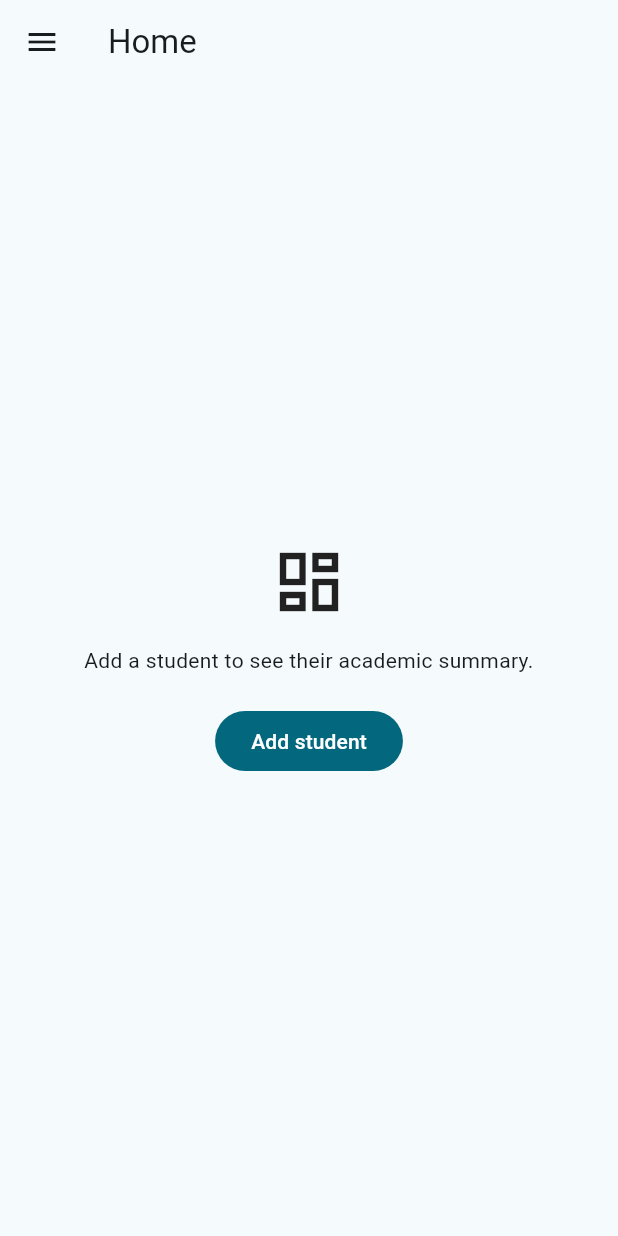
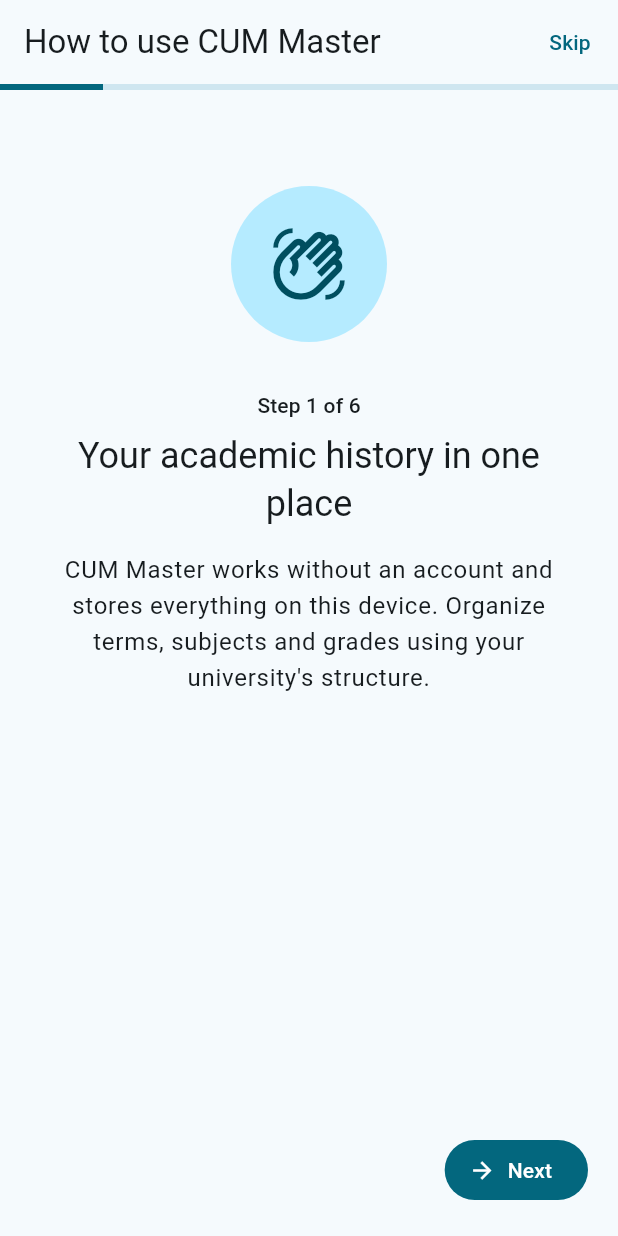
Before and after one commit to RiveraDiego/CUM_Master, a Flutter app: the screen it shows after launch, on a phone screen of 412 x 824 dp. Run offline on Flutter 3.47's test engine with Material 3 defaults, Android fonts, the phone set to English and light mode, and no system bars; our stand-ins replace flutter_riverpod, go_router, share_plus, sqflite; missing offline and left inert: file_selector; accounts and stored records are empty.

Commit message:
feat(onboarding): add guided first-run tutorial
Checklist visible en la app:
- [x] Mostrar el tutorial solo en el primer inicio
- [x] Explicar estudiantes, ciclos, notas, dashboard y copias
- [x] Permitir avanzar, retroceder y saltar en cualquier paso
- [x] Volver a abrirlo desde Ver tutorial en el menu lateral
- [x] Conservar la preferencia local y dentro de los respaldos

```diff
--- a/lib/core/router/app_router.dart
+++ b/lib/core/router/app_router.dart
@@ -4,8 +4,9 @@ import '../../features/activities/presentation/activities_page.dart';
 import '../../features/assessments/presentation/pages/assessments_page.dart';
 import '../../features/backup/presentation/backup_page.dart';
 import '../../features/cycles/presentation/cycles_page.dart';
-import '../../features/dashboard/presentation/pages/dashboard_page.dart';
 import '../../features/settings/presentation/academic_settings_page.dart';
+import '../../features/onboarding/presentation/startup_page.dart';
+import '../../features/onboarding/presentation/tutorial_page.dart';
 import '../../features/students/presentation/pages/student_form_page.dart';
 import '../../features/students/presentation/pages/students_page.dart';
 import '../../features/subjects/presentation/pages/subject_form_page.dart';
@@ -24,6 +25,7 @@ abstract final class AppRoute {
   static const activities = 'activities';
   static const backup = 'backup';
   static const settings = 'settings';
+  static const tutorial = 'tutorial';
 }
 
 final GoRouter appRouter = GoRouter(
@@ -32,7 +34,12 @@ final GoRouter appRouter = GoRouter(
     GoRoute(
       path: '/',
       name: AppRoute.dashboard,
-      builder: (context, state) => const DashboardPage(),
+      builder: (context, state) => const StartupPage(),
+    ),
+    GoRoute(
+      path: '/tutorial',
+      name: AppRoute.tutorial,
+      builder: (context, state) => const TutorialPage(firstLaunch: false),
     ),
     GoRoute(
       path: '/settings',
--- a/lib/features/backup/application/backup_providers.dart
+++ b/lib/features/backup/application/backup_providers.dart
@@ -7,6 +7,7 @@ import 'package:path_provider/path_provider.dart';
 import 'package:share_plus/share_plus.dart';
 
 import '../../../core/state/academic_data_revision.dart';
+import '../../onboarding/application/tutorial_providers.dart';
 import '../../students/application/student_providers.dart';
 import '../../settings/application/academic_settings_providers.dart';
 import '../data/sqlite_backup_repository.dart';
@@ -48,6 +49,7 @@ class BackupActions {
     final bytes = await picked.readAsBytes();
     await ref.read(backupRepositoryProvider).importJson(utf8.decode(bytes));
     ref.invalidate(academicSettingsProvider);
+    ref.invalidate(tutorialCompletedProvider);
     ref.read(academicDataRevisionProvider.notifier).bump();
     return true;
   }
--- /dev/null
+++ b/lib/features/onboarding/application/tutorial_providers.dart
@@ -0,0 +1,34 @@
+import 'package:flutter_riverpod/flutter_riverpod.dart';
+import 'package:sqflite/sqflite.dart';
+
+import '../../students/application/student_providers.dart';
+
+const _tutorialCompletedKey = 'tutorial_completed';
+
+final tutorialCompletedProvider = FutureProvider<bool>((ref) async {
+  final database = await ref.watch(studentsDatabaseProvider).database;
+  final rows = await database.query(
+    'app_preferences',
+    columns: ['value'],
+    where: 'key = ?',
+    whereArgs: [_tutorialCompletedKey],
+    limit: 1,
+  );
+  return rows.isNotEmpty && rows.single['value'] == 'true';
+});
+
+class TutorialActions {
+  const TutorialActions(this.ref);
+  final Ref ref;
+
+  Future<void> complete() async {
+    final database = await ref.read(studentsDatabaseProvider).database;
+    await database.insert('app_preferences', {
+      'key': _tutorialCompletedKey,
+      'value': 'true',
+    }, conflictAlgorithm: ConflictAlgorithm.replace);
+    ref.invalidate(tutorialCompletedProvider);
+  }
+}
+
+final tutorialActionsProvider = Provider(TutorialActions.new);
--- /dev/null
+++ b/lib/features/onboarding/presentation/startup_page.dart
@@ -0,0 +1,22 @@
+import 'package:flutter/material.dart';
+import 'package:flutter_riverpod/flutter_riverpod.dart';
+
+import '../../dashboard/presentation/pages/dashboard_page.dart';
+import '../application/tutorial_providers.dart';
+import 'tutorial_page.dart';
+
+class StartupPage extends ConsumerWidget {
+  const StartupPage({super.key});
+
+  @override
+  Widget build(BuildContext context, WidgetRef ref) {
+    final completed = ref.watch(tutorialCompletedProvider);
+    return completed.when(
+      loading: () =>
+          const Scaffold(body: Center(child: CircularProgressIndicator())),
+      error: (_, _) => const DashboardPage(),
+      data: (value) =>
+          value ? const DashboardPage() : const TutorialPage(firstLaunch: true),
+    );
+  }
+}
--- /dev/null
+++ b/lib/features/onboarding/presentation/tutorial_page.dart
@@ -0,0 +1,185 @@
+import 'package:flutter/material.dart';
+import 'package:flutter_riverpod/flutter_riverpod.dart';
+import 'package:go_router/go_router.dart';
+
+import '../../../l10n/generated/app_localizations.dart';
+import '../application/tutorial_providers.dart';
+
+class TutorialPage extends ConsumerStatefulWidget {
+  const TutorialPage({super.key, required this.firstLaunch});
+  final bool firstLaunch;
+
+  @override
+  ConsumerState<TutorialPage> createState() => _TutorialPageState();
+}
+
+class _TutorialPageState extends ConsumerState<TutorialPage> {
+  final _controller = PageController();
+  int _index = 0;
+  bool _finishing = false;
+
+  @override
+  void dispose() {
+    _controller.dispose();
+    super.dispose();
+  }
+
+  @override
+  Widget build(BuildContext context) {
+    final l10n = AppLocalizations.of(context)!;
+    final steps = _steps(l10n);
+    final last = _index == steps.length - 1;
+    return Scaffold(
+      appBar: AppBar(
+        title: Text(l10n.tutorialTitle),
+        automaticallyImplyLeading: !widget.firstLaunch,
+        actions: [
+          TextButton(
+            onPressed: _finishing ? null : _finish,
+            child: Text(l10n.tutorialSkipAction),
+          ),
+        ],
+      ),
+      body: SafeArea(
+        child: Column(
+          children: [
+            LinearProgressIndicator(value: (_index + 1) / steps.length),
+            Expanded(
+              child: PageView.builder(
+                controller: _controller,
+                itemCount: steps.length,
+                onPageChanged: (value) => setState(() => _index = value),
+                itemBuilder: (_, index) => _TutorialStepView(
+                  step: steps[index],
+                  position: l10n.tutorialStepPosition(index + 1, steps.length),
+                ),
+              ),
+            ),
+            Padding(
+              padding: const EdgeInsets.fromLTRB(20, 8, 20, 20),
+              child: Row(
+                children: [
+                  if (_index > 0)
+                    TextButton.icon(
+                      onPressed: _finishing
+                          ? null
+                          : () => _controller.previousPage(
+                              duration: const Duration(milliseconds: 250),
+                              curve: Curves.easeOut,
+                            ),
+                      icon: const Icon(Icons.arrow_back),
+                      label: Text(l10n.tutorialPreviousAction),
+                    )
+                  else
+                    const Spacer(),
+                  if (_index > 0) const Spacer(),
+                  FilledButton.icon(
+                    onPressed: _finishing
+                        ? null
+                        : last
+                        ? _finish
+                        : () => _controller.nextPage(
+                            duration: const Duration(milliseconds: 250),
+                            curve: Curves.easeOut,
+                          ),
+                    icon: Icon(last ? Icons.check : Icons.arrow_forward),
+                    label: Text(
+                      last
+                          ? l10n.tutorialFinishAction
+                          : l10n.tutorialNextAction,
+                    ),
+                  ),
+                ],
+              ),
+            ),
+          ],
+        ),
+      ),
+    );
+  }
+
+  Future<void> _finish() async {
+    if (_finishing) return;
+    setState(() => _finishing = true);
+    if (widget.firstLaunch) {
+      await ref.read(tutorialActionsProvider).complete();
+    } else if (mounted) {
+      context.pop();
+    }
+  }
+
+  List<_TutorialStep> _steps(AppLocalizations l10n) => [
+    _TutorialStep(
+      icon: Icons.waving_hand_outlined,
+      title: l10n.tutorialWelcomeTitle,
+      description: l10n.tutorialWelcomeDescription,
+    ),
+    _TutorialStep(
+      icon: Icons.people_outline,
+      title: l10n.tutorialStudentsTitle,
+      description: l10n.tutorialStudentsDescription,
+    ),
+    _TutorialStep(
+      icon: Icons.calendar_month_outlined,
+      title: l10n.tutorialCyclesTitle,
+      description: l10n.tutorialCyclesDescription,
+    ),
+    _TutorialStep(
+      icon: Icons.fact_check_outlined,
+      title: l10n.tutorialGradesTitle,
+      description: l10n.tutorialGradesDescription,
+    ),
+    _TutorialStep(
+      icon: Icons.dashboard_outlined,
+      title: l10n.tutorialDashboardTitle,
+      description: l10n.tutorialDashboardDescription,
+    ),
+    _TutorialStep(
+      icon: Icons.backup_outlined,
+      title: l10n.tutorialBackupTitle,
+      description: l10n.tutorialBackupDescription,
+    ),
+  ];
+}
+
+class _TutorialStepView extends StatelessWidget {
+  const _TutorialStepView({required this.step, required this.position});
+  final _TutorialStep step;
+  final String position;
+
+  @override
+  Widget build(BuildContext context) => SingleChildScrollView(
+    padding: const EdgeInsets.all(32),
+    child: Column(
+      children: [
+        const SizedBox(height: 32),
+        CircleAvatar(radius: 52, child: Icon(step.icon, size: 52)),
+        const SizedBox(height: 32),
+        Text(position, style: Theme.of(context).textTheme.labelLarge),
+        const SizedBox(height: 8),
+        Text(
+          step.title,
+          textAlign: TextAlign.center,
+          style: Theme.of(context).textTheme.headlineSmall,
+        ),
+        const SizedBox(height: 16),
+        Text(
+          step.description,
+          textAlign: TextAlign.center,
+          style: Theme.of(context).textTheme.bodyLarge,
+        ),
+      ],
+    ),
+  );
+}
+
+class _TutorialStep {
+  const _TutorialStep({
+    required this.icon,
+    required this.title,
+    required this.description,
+  });
+  final IconData icon;
+  final String title;
+  final String description;
+}
--- a/lib/l10n/app_en.arb
+++ b/lib/l10n/app_en.arb
@@ -177,6 +177,26 @@
   "settingsSingularLabel": "singular",
   "settingsPluralLabel": "plural",
   "settingsSaved": "Settings saved.",
+  "tutorialTitle": "How to use CUM Master",
+  "tutorialMenuAction": "View tutorial",
+  "tutorialSkipAction": "Skip",
+  "tutorialPreviousAction": "Previous",
+  "tutorialNextAction": "Next",
+  "tutorialFinishAction": "Get started",
+  "tutorialStepPosition": "Step {current} of {total}",
+  "@tutorialStepPosition": {"placeholders": {"current": {"type": "int"}, "total": {"type": "int"}}},
+  "tutorialWelcomeTitle": "Your academic history in one place",
+  "tutorialWelcomeDescription": "CUM Master works without an account and stores everything on this device. Organize terms, subjects and grades using your university's structure.",
+  "tutorialStudentsTitle": "Start with a student",
+  "tutorialStudentsDescription": "Create a student using their student card number and optional university. You can manage several students without authentication.",
+  "tutorialCyclesTitle": "Organize subjects by term",
+  "tutorialCyclesDescription": "Create historical terms and mark only the one you are attending as current. Then add each subject to its term and assign its credit units.",
+  "tutorialGradesTitle": "Record only the detail you need",
+  "tutorialGradesDescription": "You can enter each assessment grade directly. For more precision, add activities and weights; the assessment is calculated when they total 100%.",
+  "tutorialDashboardTitle": "Review averages and CUM",
+  "tutorialDashboardDescription": "The dashboard shows subjects for the selected term. Browse historical terms, return to the current one and review the general credit-weighted CUM.",
+  "tutorialBackupTitle": "Configure and protect your data",
+  "tutorialBackupDescription": "Academic settings control credit units, decimals, rounding and terminology. Export regular backups so you can restore them on another phone.",
   "assessmentManualGrade": "Manual grade (no activities)",
   "assessmentCalculatedGrade": "Grade calculated from activities",
   "dashboardGeneralCum": "Overall historical GPA: {cum}",
```
Also changed, not shown: lib/features/backup/data/sqlite_backup_repository.dart (+7 -1 lines), lib/features/students/data/local/students_database.dart (+12 -1 lines), lib/l10n/app_es.arb (+20 -0 lines), lib/shared/presentation/widgets/app_drawer.dart (+13 -0 lines), lib/l10n/generated/app_localizations.dart, lib/l10n/generated/app_localizations_en.dart, lib/l10n/generated/app_localizations_es.dart, 2 other files.
